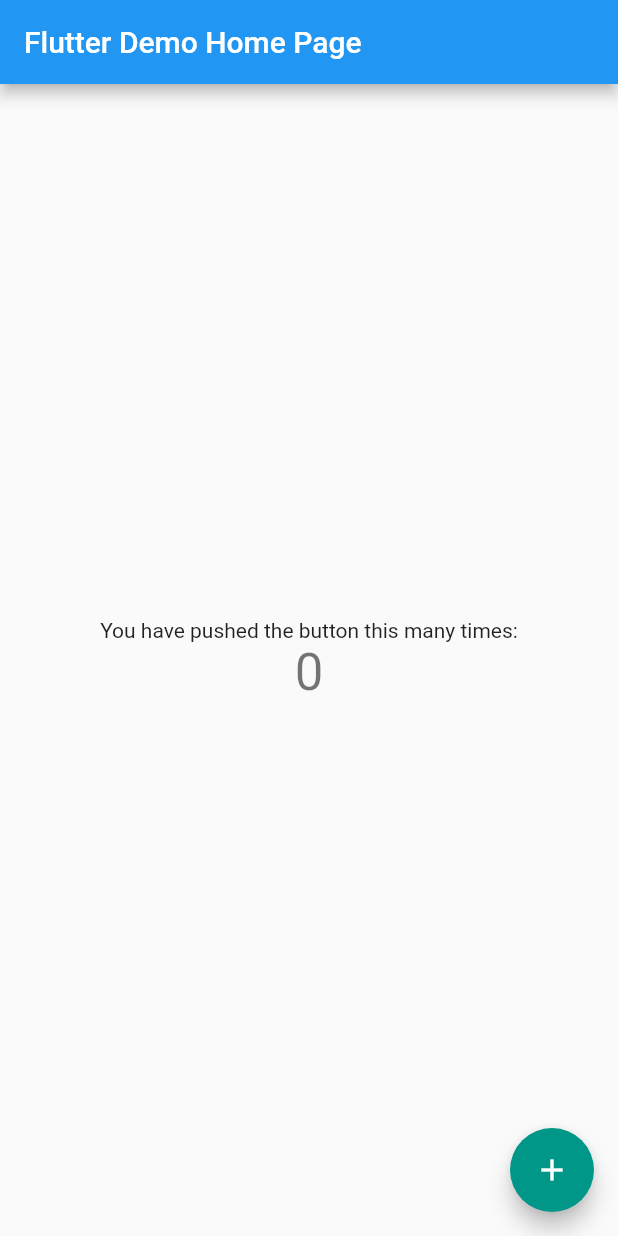
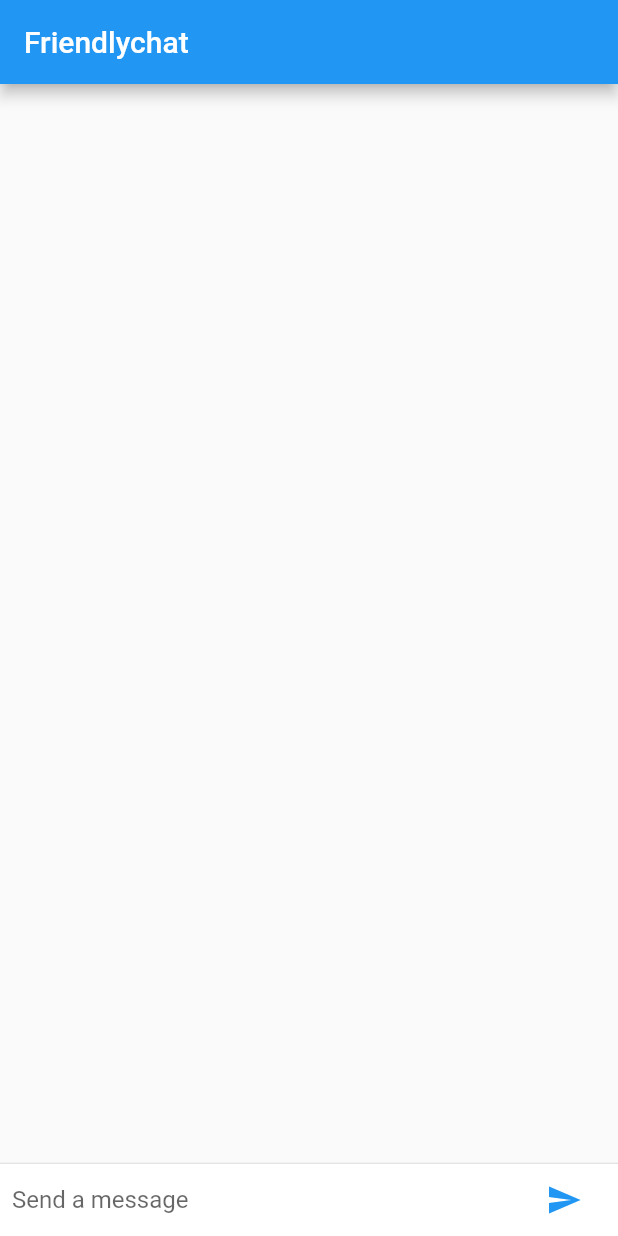
Before and after one commit to johntyty912/Learn_Flutter, a Flutter app: the screen it shows after launch, on a phone screen of 412 x 824 dp. Run offline on Flutter 3.47's test engine with Material 2 defaults, Android fonts, the light colour scheme and no system bars.

Commit message:
chat list view added

```diff
--- a/lib/main.dart
+++ b/lib/main.dart
@@ -1,112 +1,124 @@
 import 'package:flutter/material.dart';
 
-void main() => runApp(MyApp());
+const String _name = "John";
 
-class MyApp extends StatelessWidget {
-  // This widget is the root of your application.
+void main() {
+  runApp(new FriendlychatApp());
+}
+
+class FriendlychatApp extends StatelessWidget {
   @override
   Widget build(BuildContext context) {
-    return MaterialApp(
-      title: 'Flutter Demo',
-      theme: ThemeData(
-        // This is the theme of your application.
-        //
-        // Try running your application with "flutter run". You'll see the
-        // application has a blue toolbar. Then, without quitting the app, try
-        // changing the primarySwatch below to Colors.green and then invoke
-        // "hot reload" (press "r" in the console where you ran "flutter run",
-        // or simply save your changes to "hot reload" in a Flutter IDE).
-        // Notice that the counter didn't reset back to zero; the application
-        // is not restarted.
-        primarySwatch: Colors.blue,
-      ),
-      home: MyHomePage(title: 'Flutter Demo Home Page'),
+    return new MaterialApp(
+      title: "Friendlychat",
+      home: new ChatScreen(),
     );
   }
 }
 
-class MyHomePage extends StatefulWidget {
-  MyHomePage({Key key, this.title}) : super(key: key);
-
-  // This widget is the home page of your application. It is stateful, meaning
-  // that it has a State object (defined below) that contains fields that affect
-  // how it looks.
-
-  // This class is the configuration for the state. It holds the values (in this
-  // case the title) provided by the parent (in this case the App widget) and
-  // used by the build method of the State. Fields in a Widget subclass are
-  // always marked "final".
-
-  final String title;
-
+class ChatScreen extends StatefulWidget {
   @override
-  _MyHomePageState createState() => _MyHomePageState();
+  State createState() => new ChatScreenState();
 }
 
-class _MyHomePageState extends State<MyHomePage> {
-  int _counter = 0;
+class ChatScreenState extends State<ChatScreen> {
+  final List<ChatMessage> _messages = <ChatMessage>[];
+  final TextEditingController _textController = new TextEditingController();
 
-  void _incrementCounter() {
+  Widget _buildTextComposer() {
+    return new IconTheme(
+      data: new IconThemeData(color: Theme.of(context).accentColor),
+      child: new Container(
+        margin: const EdgeInsets.symmetric(horizontal: 8.0),
+        child: new Row(
+          children: <Widget>[
+            new Flexible(
+              child: new TextField(
+                controller: _textController,
+                onSubmitted: _handleSubmitted,
+                decoration:
+                    new InputDecoration.collapsed(hintText: "Send a message"),
+              ),
+            ),
+            new Container(
+              margin: new EdgeInsets.symmetric(horizontal: 4.0),
+              child: new IconButton(
+                icon: new Icon(Icons.send),
+                onPressed: () => _handleSubmitted(_textController.text),
+              ),
+            )
+          ],
+        ),
+      ),
+    );
+  }
+
+  void _handleSubmitted(String text) {
+    _textController.clear();
+    ChatMessage message = new ChatMessage(
+      text: text,
+    );
     setState(() {
-      // This call to setState tells the Flutter framework that something has
-      // changed in this State, which causes it to rerun the build method below
-      // so that the display can reflect the updated values. If we changed
-      // _counter without calling setState(), then the build method would not be
-      // called again, and so nothing would appear to happen.
-      _counter--;
+      _messages.insert(0, message)
     });
   }
 
   @override
   Widget build(BuildContext context) {
-    // This method is rerun every time setState is called, for instance as done
-    // by the _incrementCounter method above.
-    //
-    // The Flutter framework has been optimized to make rerunning build methods
-    // fast, so that you can just rebuild anything that needs updating rather
-    // than having to individually change instances of widgets.
-    return Scaffold(
-      appBar: AppBar(
-        // Here we take the value from the MyHomePage object that was created by
-        // the App.build method, and use it to set our appbar title.
-        title: Text(widget.title),
+    return new Scaffold(
+      appBar: new AppBar(
+        title: new Text("Friendlychat")
       ),
-      body: Center(
-        // Center is a layout widget. It takes a single child and positions it
-        // in the middle of the parent.
-        child: Column(
-          // Column is also layout widget. It takes a list of children and
-          // arranges them vertically. By default, it sizes itself to fit its
-          // children horizontally, and tries to be as tall as its parent.
-          //
-          // Invoke "debug painting" (press "p" in the console, choose the
-          // "Toggle Debug Paint" action from the Flutter Inspector in Android
-          // Studio, or the "Toggle Debug Paint" command in Visual Studio Code)
-          // to see the wireframe for each widget.
-          //
-          // Column has various properties to control how it sizes itself and
-          // how it positions its children. Here we use mainAxisAlignment to
-          // center the children vertically; the main axis here is the vertical
-          // axis because Columns are vertical (the cross axis would be
-          // horizontal).
-          mainAxisAlignment: MainAxisAlignment.center,
-          children: <Widget>[
-            Text(
-              'You have pushed the button this many times:',
+      body: new Column(
+        children: <Widget>[
+          new Flexible(
+            child: new ListView.builder(
+              padding: new EdgeInsets.all(8.0),
+              reverse: true,
+              itemBuilder: (_, int index) => _messages[index],
+              itemCount: _messages.length,
             ),
-            Text(
-              '$_counter',
-              style: Theme.of(context).textTheme.display1,
+          ),
+          new Divider(height: 1.0),
+          new Container(
+            decoration: new BoxDecoration(
+              color: Theme.of(context).cardColor
             ),
-          ],
-        ),
-      ),
-      floatingActionButton: FloatingActionButton(
-        onPressed: _incrementCounter,
-        tooltip: 'Increment',
-        child: Icon(Icons.add),
-        backgroundColor: Colors.teal,
-      ), // This trailing comma makes auto-formatting nicer for build methods.
+            child: _buildTextComposer(),
+          )
+        ],
+      )
     );
   }
 }
+
+class ChatMessage extends StatelessWidget {
+  ChatMessage({this.text});
+  final String text;
+  @override
+  Widget build(BuildContext context) {
+    return new Container(
+      margin: const EdgeInsets.symmetric(vertical: 10.0),
+      child: new Row(
+        crossAxisAlignment: CrossAxisAlignment.start,
+        children: <Widget>[
+          new Container(
+            margin: const EdgeInsets.only(right: 16.0),
+            child: new CircleAvatar(child: new Text(_name[0])),
+          ),
+          new Column(
+            crossAxisAlignment: CrossAxisAlignment.start,
+            children: <Widget>[
+              new Text(_name, style: Theme.of(context).textTheme.subhead),
+              new Container(
+                margin: const EdgeInsets.only(top: 5.0),
+                child: new Text(text),
+              ),
+            ],
+          )
+        ],
+      )
+    );
+  }
+
+}
```
